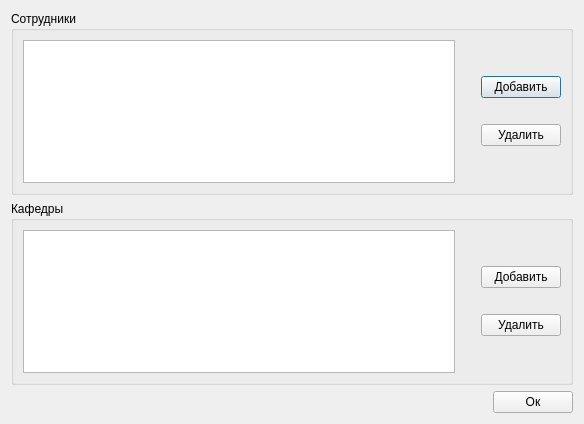
This is ui/staffuniversitywindow.ui in 7enSmile/clientVKR as Qt 5 draws it before an edit. The edited form follows.
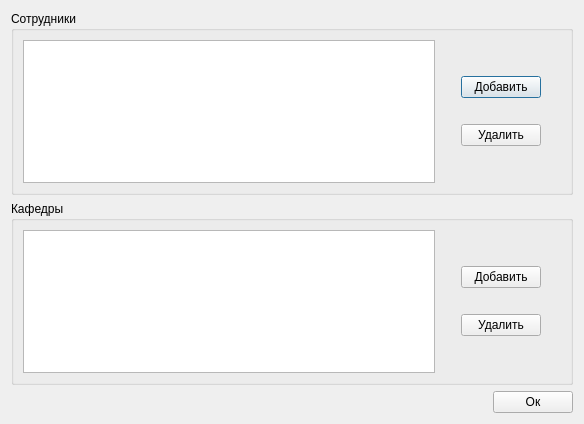
This is the edited form.

The edit to the form file:
```diff
--- a/ui/staffuniversitywindow.ui
+++ b/ui/staffuniversitywindow.ui
@@ -130,6 +130,22 @@
           </item>
          </layout>
         </item>
+        <item>
+         <spacer name="horizontalSpacer">
+          <property name="orientation">
+           <enum>Qt::Horizontal</enum>
+          </property>
+          <property name="sizeType">
+           <enum>QSizePolicy::Fixed</enum>
+          </property>
+          <property name="sizeHint" stdset="0">
+           <size>
+            <width>20</width>
+            <height>20</height>
+           </size>
+          </property>
+         </spacer>
+        </item>
        </layout>
       </item>
      </layout>
@@ -237,6 +253,22 @@
         </item>
        </layout>
       </item>
+      <item>
+       <spacer name="horizontalSpacer_2">
+        <property name="orientation">
+         <enum>Qt::Horizontal</enum>
+        </property>
+        <property name="sizeType">
+         <enum>QSizePolicy::Fixed</enum>
+        </property>
+        <property name="sizeHint" stdset="0">
+         <size>
+          <width>20</width>
+          <height>20</height>
+         </size>
+        </property>
+       </spacer>
+      </item>
      </layout>
     </widget>
    </item>
```
